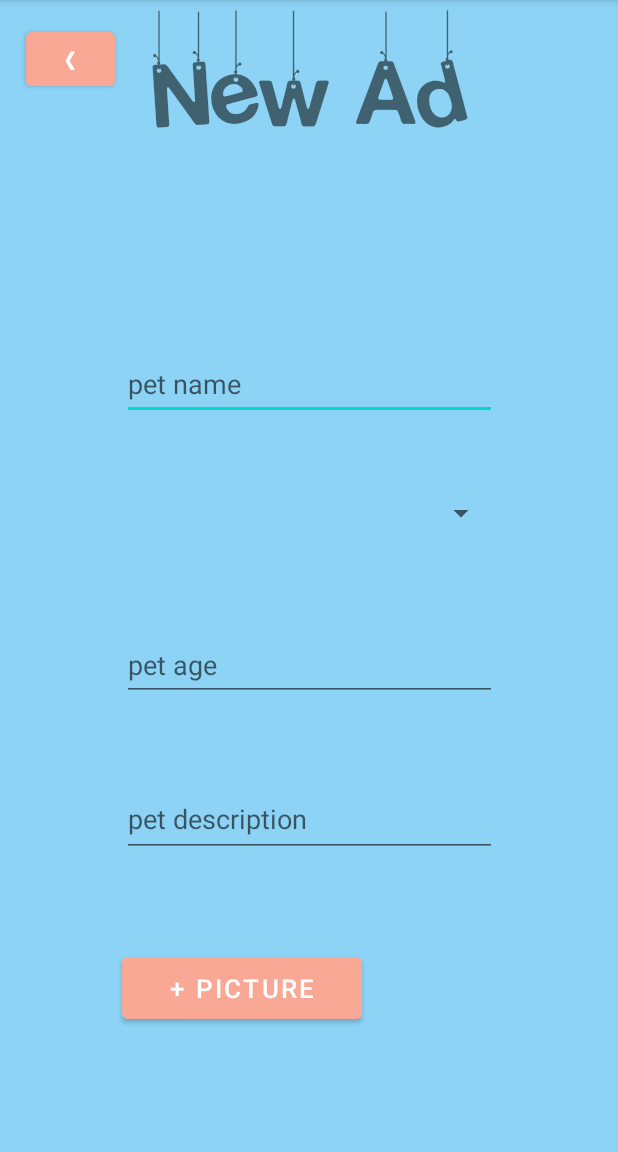
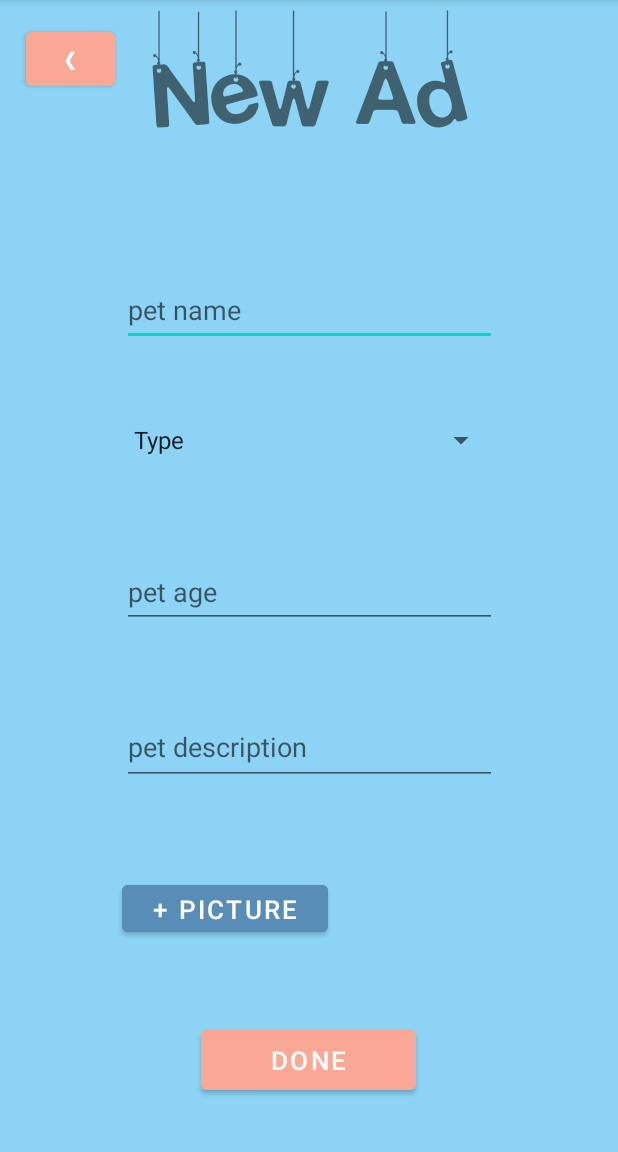
Before and after one commit to soniadeca28/APlaceForPaws, an Android app: the NewAdActivity screen opened directly, with no data from a screen before it, on a phone screen of 412 x 824 dp, the part 84-1236 px from its top. Run offline under Robolectric (Android 15) with nearby library versions, the phone set to English and light mode, and no system bars; our stand-ins replace Firebase (no records; nobody signed in at launch, a user with empty details on screens opened directly).

Commit message:
Added choicebox in New Ad form and made it possible to add image to the form

```diff
--- a/app/src/main/AndroidManifest.xml
+++ b/app/src/main/AndroidManifest.xml
@@ -1,6 +1,7 @@
 <?xml version="1.0" encoding="utf-8"?>
 <manifest xmlns:android="http://schemas.android.com/apk/res/android"
     package="com.example.aplaceforpaws">
+    <uses-permission android:name="android.permission.INTERNET"/>
 
     <application
         android:allowBackup="true"
@@ -34,6 +35,9 @@
         <activity
             android:name=".NewAdActivity"
             android:exported="true"/>
+        <activity
+            android:name=".Member"
+            android:exported="true"/>
 
     </application>
 
--- /dev/null
+++ b/app/src/main/java/com/example/aplaceforpaws/Member.java
@@ -0,0 +1,15 @@
+package com.example.aplaceforpaws;
+
+import androidx.appcompat.app.AppCompatActivity;
+
+public class Member extends AppCompatActivity {
+    private String petType;
+
+    public String getPetType() {
+        return petType;
+    }
+
+    public void setPetType(String petType) {
+        this.petType = petType;
+    }
+}
--- a/app/src/main/java/com/example/aplaceforpaws/NewAdActivity.java
+++ b/app/src/main/java/com/example/aplaceforpaws/NewAdActivity.java
@@ -1,19 +1,47 @@
 package com.example.aplaceforpaws;
 
+import android.app.Activity;
 import android.content.Intent;
+import android.graphics.Bitmap;
+import android.net.Uri;
 import android.os.Bundle;
+import android.view.View;
+import android.widget.AdapterView;
+import android.widget.ArrayAdapter;
 import android.widget.Button;
 import android.widget.EditText;
+import android.widget.ImageView;
+import android.widget.ProgressBar;
 import android.widget.Spinner;
+import android.widget.Toast;
 
+import androidx.activity.result.ActivityResult;
+import androidx.activity.result.ActivityResultCallback;
+import androidx.activity.result.ActivityResultLauncher;
+import androidx.activity.result.contract.ActivityResultContracts;
 import androidx.appcompat.app.AppCompatActivity;
 
 import com.google.firebase.auth.FirebaseAuth;
 
-public class NewAdActivity extends AppCompatActivity {
+import java.util.ArrayList;
+import java.util.BitSet;
+import java.util.List;
+
+public class NewAdActivity extends AppCompatActivity implements AdapterView.OnItemSelectedListener {
 
     EditText petName, petAge, petDescription;
     Spinner petType;
+    String choice;
+    Member member;
+    Button done;
+    Button addPicture;
+    private ImageView image;
+
+    ActivityResultLauncher<Intent> activityResultLauncher;
+
+    private ProgressBar progressBar;
+
+    private Uri imageUri;
 
     FirebaseAuth auth;
 
@@ -26,21 +54,89 @@ public class NewAdActivity extends AppCompatActivity {
         petAge = findViewById(R.id.newAdPetAge);
         petDescription = findViewById(R.id.newAdPetDescription);
         petType = findViewById(R.id.petTypeChoiceBox);
+        image = findViewById(R.id.petImg);
 
-        Button backButton = findViewById(R.id.newAdBackButton);
-        backButton.setOnClickListener(v -> backToIntermediate());
+        List<String> categories = new ArrayList<>();
 
-        Button addPicture = findViewById(R.id.addImage);
-        addPicture.setOnClickListener(v -> addPicture());
+        categories.add(0, "Type");
+        categories.add("Cat");
+        categories.add("Dog");
+        categories.add("Fish");
+        categories.add("Parrot");
+        categories.add("Hedgehog");
 
         auth = FirebaseAuth.getInstance();
-
         if (auth.getCurrentUser() == null) {
             startActivity(new Intent(getApplicationContext(), MainActivity.class)); // sa te duca la pagina principala fiindca nu esti logat
             finish();
         }
 
+        ArrayAdapter<String> adapter;
+        adapter = new ArrayAdapter<>(this, android.R.layout.simple_spinner_item, categories);
+        adapter.setDropDownViewResource(android.R.layout.simple_spinner_dropdown_item);
+        petType.setAdapter(adapter);
+        petType.setOnItemSelectedListener(this);
+        member = new Member();
+
+        Button backButton = findViewById(R.id.newAdBackButton);
+        backButton.setOnClickListener(v -> backToIntermediate());
+
+        addPicture = findViewById(R.id.addImage);
+
+        activityResultLauncher = registerForActivityResult(new ActivityResultContracts.StartActivityForResult(), result -> {
+            if(result.getResultCode() == RESULT_OK && result.getData() != null)
+            {
+                Intent data = result.getData();
+                imageUri = data.getData();
+                image.setImageURI(imageUri);
+            }
+        });
+        addPicture.setOnClickListener(this::addPicture);
+
+        done = findViewById(R.id.done);
+        done.setOnClickListener(v -> saveValue(choice));
+
     }
+
+    private void addPicture(View view) {
+        Intent intent = new Intent(Intent.ACTION_GET_CONTENT);
+        intent.setType("image/*");
+        intent.putExtra(Intent.EXTRA_LOCAL_ONLY, true);
+        activityResultLauncher.launch(intent);
+    }
+
+    @Override
+    public void onItemSelected(AdapterView<?> parent, View view, int position, long id) {
+
+        if (parent.getItemAtPosition(position).equals("Type")) {
+            //nothing
+        } else {
+
+            String text = parent.getItemAtPosition(position).toString();
+            Toast.makeText(parent.getContext(), text, Toast.LENGTH_SHORT).show();
+            choice = petType.getSelectedItem().toString();
+        }
+
+    }
+
+    @Override
+    public void onNothingSelected(AdapterView<?> parent) {
+
+    }
+
+
+
+    private void saveValue(String choice) {
+        if (choice.equals("Type")) {
+            Toast.makeText(this, "Please select a pet type", Toast.LENGTH_SHORT).show();
+            return;
+        } else {
+            member.setPetType(choice);
+            //databaseReference.setValue(choice);
+            Toast.makeText(this, "Value saved !", Toast.LENGTH_SHORT).show();
+        }
+    }
+
 
     private void backToIntermediate() {
         Intent intent = new Intent(this, IntermediateActivity.class);
@@ -48,6 +144,4 @@ public class NewAdActivity extends AppCompatActivity {
         finish();
     }
 
-    private void addPicture() {
-    }
 }
--- a/app/src/main/res/layout/new_ad_page.xml
+++ b/app/src/main/res/layout/new_ad_page.xml
@@ -49,21 +49,40 @@
         app:layout_constraintHorizontal_bias="0.503"
         app:layout_constraintStart_toStartOf="parent"
         app:layout_constraintTop_toTopOf="parent"
-        app:layout_constraintVertical_bias="0.322"
+        app:layout_constraintVertical_bias="0.254"
         tools:ignore="TextContrastCheck" />
 
-    <Spinner
-        android:id="@+id/petTypeChoiceBox"
+    <Button
+        android:id="@+id/addImage"
+        android:layout_width="137dp"
+        android:layout_height="43dp"
+        android:backgroundTint="@color/greyblue"
+        android:text="@string/addPicture"
+        android:textColor="@color/white"
+        android:textSize="17sp"
+        app:layout_constraintBottom_toBottomOf="parent"
+        app:layout_constraintEnd_toEndOf="parent"
+        app:layout_constraintHorizontal_bias="0.295"
+        app:layout_constraintStart_toStartOf="parent"
+        app:layout_constraintTop_toTopOf="parent"
+        app:layout_constraintVertical_bias="0.806"
+        tools:ignore="TextContrastCheck" />
+
+    <EditText
+        android:id="@+id/newAdPetDescription"
         android:layout_width="250dp"
         android:layout_height="48dp"
-        android:hint="@string/petName"
-        android:gravity="center|fill"
+        android:ems="10"
+        android:gravity="start|top"
+        android:hint="@string/petDescription"
+        android:importantForAutofill="no"
+        android:inputType="textMultiLine"
         app:layout_constraintBottom_toBottomOf="parent"
         app:layout_constraintEnd_toEndOf="parent"
         app:layout_constraintHorizontal_bias="0.503"
         app:layout_constraintStart_toStartOf="parent"
         app:layout_constraintTop_toTopOf="parent"
-        app:layout_constraintVertical_bias="0.442" />
+        app:layout_constraintVertical_bias="0.66" />
 
     <EditText
         android:id="@+id/newAdPetAge"
@@ -79,40 +98,49 @@
         app:layout_constraintHorizontal_bias="0.503"
         app:layout_constraintStart_toStartOf="parent"
         app:layout_constraintTop_toTopOf="parent"
-        app:layout_constraintVertical_bias="0.582"
+        app:layout_constraintVertical_bias="0.515"
         tools:ignore="TextContrastCheck" />
 
-    <EditText
-        android:id="@+id/newAdPetDescription"
+    <Spinner
+        android:id="@+id/petTypeChoiceBox"
         android:layout_width="250dp"
         android:layout_height="48dp"
-        android:ems="10"
-        android:gravity="start|top"
-        android:hint="@string/petDescription"
-        android:inputType="textMultiLine"
+        android:gravity="center|fill"
+        android:hint="@string/petName"
         app:layout_constraintBottom_toBottomOf="parent"
         app:layout_constraintEnd_toEndOf="parent"
         app:layout_constraintHorizontal_bias="0.503"
         app:layout_constraintStart_toStartOf="parent"
         app:layout_constraintTop_toTopOf="parent"
-        app:layout_constraintVertical_bias="0.727"
-        android:importantForAutofill="no" />
+        app:layout_constraintVertical_bias="0.374" />
 
     <Button
-        android:id="@+id/addImage"
-        android:layout_width="160dp"
-        android:layout_height="53dp"
+        android:id="@+id/done"
+        android:layout_width="143dp"
+        android:layout_height="52dp"
         android:backgroundTint="@color/peach"
-        android:text="@string/addPicture"
+        android:text="@string/done"
         android:textColor="@color/white"
         android:textSize="17sp"
         app:layout_constraintBottom_toBottomOf="parent"
         app:layout_constraintEnd_toEndOf="parent"
-        app:layout_constraintHorizontal_bias="0.322"
+        app:layout_constraintHorizontal_bias="0.498"
         app:layout_constraintStart_toStartOf="parent"
         app:layout_constraintTop_toTopOf="parent"
-        app:layout_constraintVertical_bias="0.884"
+        app:layout_constraintVertical_bias="0.951"
         tools:ignore="TextContrastCheck" />
+
+    <ImageView
+        android:id="@+id/petImg"
+        android:layout_width="84dp"
+        android:layout_height="91dp"
+        app:layout_constraintBottom_toBottomOf="parent"
+        app:layout_constraintEnd_toEndOf="parent"
+        app:layout_constraintHorizontal_bias="0.755"
+        app:layout_constraintStart_toStartOf="parent"
+        app:layout_constraintTop_toTopOf="parent"
+        app:layout_constraintVertical_bias="0.822"
+        android:contentDescription="@string/addingPicture" />
 
 
 </androidx.constraintlayout.widget.ConstraintLayout>
--- a/app/src/main/res/values/colors.xml
+++ b/app/src/main/res/values/colors.xml
@@ -8,6 +8,7 @@
     <color name="black">#FF000000</color>
     <color name="white">#ffffff</color>
     <color name="babyblue">#8cd3f5</color>
+    <color name="greyblue">#588db8</color>
     <color name="peach">#f9a895</color>
     <color name="darkpeach">#ff8f75</color>
 </resources>
--- a/app/src/main/res/values/strings.xml
+++ b/app/src/main/res/values/strings.xml
@@ -25,5 +25,7 @@
     <string name="petAge">pet age</string>
     <string name="petDescription">pet description</string>
     <string name="addPicture">+ picture</string>
+    <string name="done">done</string>
+    <string name="addingPicture">adding picture</string>
 
 </resources>
```
Also changed, not shown: app/build.gradle (+12 -9 lines).
